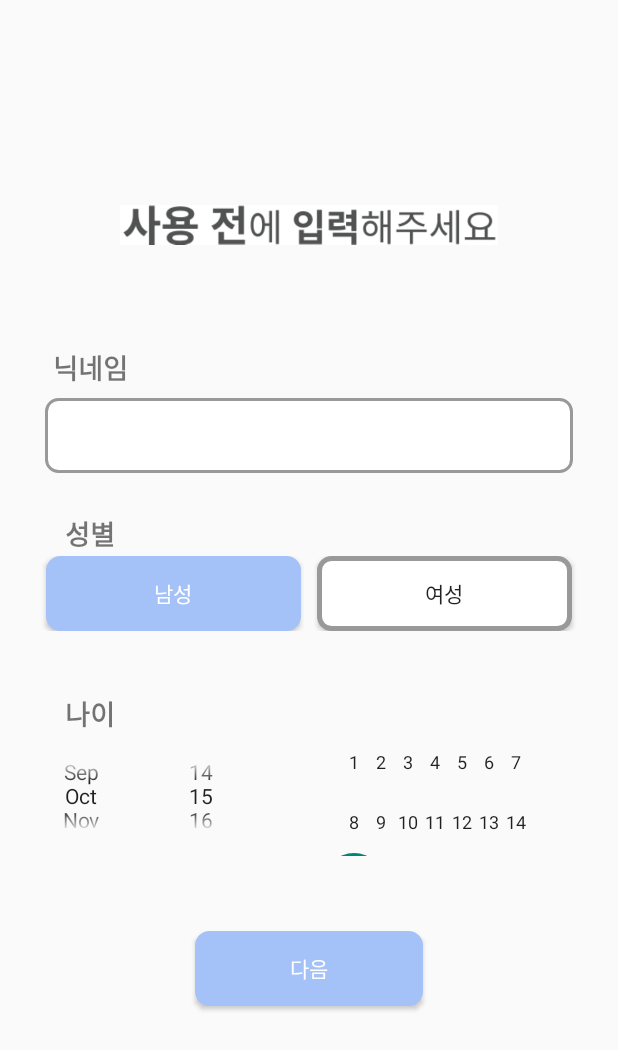
After one commit to dltpgh98/DND, an Android app built with Jetpack Compose: the layout enter_user_info.xml on its own in the app's theme, with its tools: preview values and no code run, on a phone screen of 412 x 824 dp. The commit adds this screen. Shown: the top 1050 px of the screen. Run offline under Robolectric (Android 15) with nearby library versions, the phone set to English and light mode, and no system bars.

Commit message:
login.xml에 id수정 enter_user_info.xml = 유저 정보화면 생성

```diff
--- a/app/src/main/res/drawable/radious_btn_layout.xml
+++ b/app/src/main/res/drawable/radious_btn_layout.xml
@@ -7,5 +7,5 @@
         android:radius="8sp"/>
     <stroke
         android:width="3dp"
-        android:color="#ffffff" />
+        android:color="#999999" />
 </shape>
--- /dev/null
+++ b/app/src/main/res/layout/enter_user_info.xml
@@ -0,0 +1,106 @@
+<?xml version="1.0" encoding="utf-8"?>
+<LinearLayout xmlns:android="http://schemas.android.com/apk/res/android"
+    android:orientation="vertical"
+    android:layout_width="match_parent"
+    android:layout_height="match_parent">
+    <ImageView
+        android:id="@+id/user_header_iv"
+        android:layout_width="match_parent"
+        android:layout_height="60dp"
+        android:layout_marginHorizontal="80dp"
+        android:layout_marginTop="120dp"
+        android:src="@drawable/user_info_header"
+        />
+    <TextView
+        android:id="@+id/user_name_title_tv"
+        android:layout_width="80dp"
+        android:layout_height="30dp"
+        android:layout_marginLeft="20dp"
+        android:layout_marginTop="50dp"
+        android:text="닉네임"
+        android:textSize="18sp"
+        android:textStyle="bold"
+        android:gravity="center"
+        />
+    <EditText
+        android:id="@+id/user_name_et"
+        android:layout_width="match_parent"
+        android:layout_height="50dp"
+        android:layout_marginTop="5dp"
+        android:layout_marginHorizontal="30dp"
+        android:paddingLeft="20dp"
+        android:background="@drawable/radious_layout"
+        />
+    <LinearLayout
+        android:layout_width="match_parent"
+        android:layout_height="wrap_content"
+        android:layout_marginHorizontal="25dp"
+        android:layout_marginTop="25dp"
+        android:orientation="vertical"
+        >
+        <TextView
+            android:id="@+id/user_gender_tv"
+            android:layout_width="70dp"
+            android:layout_height="30dp"
+            android:text="성별"
+            android:textSize="18sp"
+            android:gravity="center"
+            android:textStyle="bold"
+            />
+        <LinearLayout
+            android:layout_width="match_parent"
+            android:layout_height="match_parent"
+            >
+            <Button
+                android:id="@+id/user_gen_mr_bt"
+                android:layout_width="match_parent"
+                android:layout_height="50dp"
+                android:layout_weight="1"
+                android:background="@drawable/radious_btn_layout"
+                android:text="남성"
+                android:textColor="#ffffff"
+                android:backgroundTint="#A5C2F8"
+                android:layout_marginHorizontal="5dp"/>
+
+            <Button
+                android:id="@+id/user_gen_ms_bt"
+                android:layout_width="match_parent"
+                android:layout_height="50dp"
+                android:layout_weight="1"
+                android:background="@drawable/radious_btn_layout"
+                android:text="여성"
+                android:layout_marginHorizontal="5dp"/>
+        </LinearLayout>
+    </LinearLayout>
+
+    <TextView
+        android:id="@+id/user_age_tv"
+        android:layout_width="70dp"
+        android:layout_height="30dp"
+        android:text="나이"
+        android:textSize="18sp"
+        android:gravity="center"
+        android:textStyle="bold"
+        android:layout_marginTop="40dp"
+        android:layout_marginLeft="25dp"
+        />
+    <DatePicker
+        android:id="@+id/user_select_age_dp"
+        android:layout_width="match_parent"
+        android:layout_height="80dp"
+        android:layout_marginHorizontal="20dp"
+        android:datePickerMode="spinner"
+        />
+
+    <Button
+        android:id="@+id/user_next_bt"
+        android:layout_width="match_parent"
+        android:layout_height="50dp"
+        android:background="@drawable/radious_btn_layout"
+        android:text="다음"
+        android:textColor="#ffffff"
+        android:backgroundTint="#A5C2F8"
+        android:layout_marginTop="50dp"
+        android:layout_marginHorizontal="130dp"/>
+
+</LinearLayout>
--- a/app/src/main/res/layout/login.xml
+++ b/app/src/main/res/layout/login.xml
@@ -64,6 +64,7 @@
     </LinearLayout>
 
     <Button
+        android:id="@+id/login_bt"
         android:layout_width="match_parent"
         android:layout_height="60dp"
         android:layout_marginHorizontal="20dp"
@@ -73,6 +74,7 @@
         android:text="_로그인_"
         />
     <TextView
+        android:id="@+id/login_enter_tv"
         android:layout_width="80dp"
         android:layout_height="50dp"
         android:gravity="center"
```
Also changed, not shown: app/src/main/res/drawable/user_info_header.png (added).
